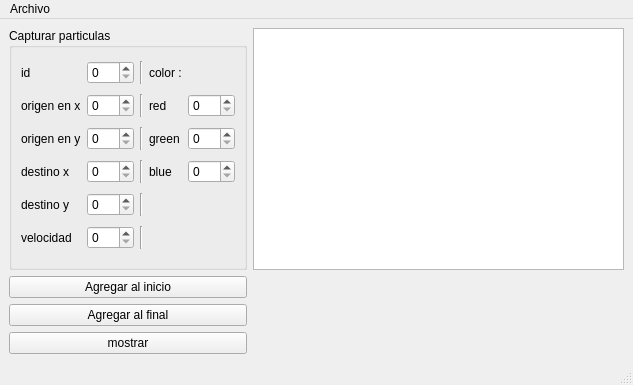
The window that mainwindow.ui (EduardoUDG/Py_aplicacionQt5Ubuntu) describes before a commit, drawn with Qt 5.
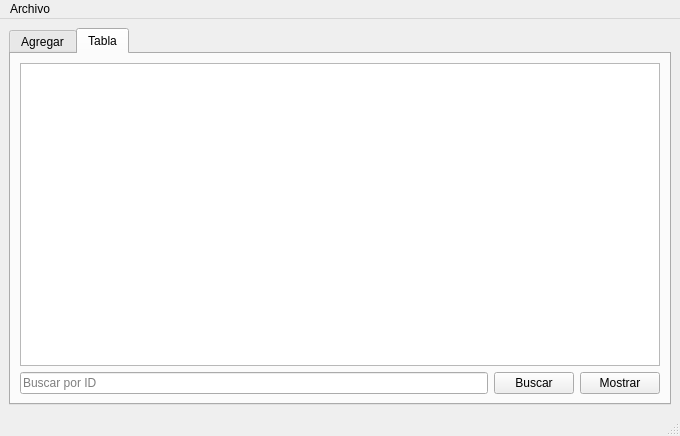
The same window after the commit.

Commit message: update Interfaz para la actividad

What changed in the file:
```diff
--- a/mainwindow.ui
+++ b/mainwindow.ui
@@ -6,30 +6,33 @@
    <rect>
     <x>0</x>
     <y>0</y>
-    <width>633</width>
-    <height>385</height>
+    <width>680</width>
+    <height>436</height>
    </rect>
   </property>
   <property name="windowTitle">
    <string>MainWindow</string>
   </property>
   <widget class="QWidget" name="centralwidget">
+   <layout class="QGridLayout" name="gridLayout_3">
+    <item row="0" column="0">
+     <widget class="QTabWidget" name="tabWidget">
+      <property name="currentIndex">
+       <number>1</number>
+      </property>
+      <widget class="QWidget" name="tab">
+       <attribute name="title">
+        <string>Agregar</string>
+       </attribute>
    <layout class="QGridLayout" name="gridLayout_2">
-    <item row="4" column="0">
-     <widget class="QPushButton" name="mostrar_pushButton">
-      <property name="text">
-       <string>mostrar</string>
-      </property>
-     </widget>
-    </item>
-    <item row="2" column="0">
+        <item row="1" column="0">
      <widget class="QPushButton" name="enviarInicio_pushButton">
       <property name="text">
        <string>Agregar al inicio</string>
       </property>
      </widget>
     </item>
-    <item row="1" column="0">
+        <item row="0" column="0">
      <widget class="QGroupBox" name="groupBox">
       <property name="title">
        <string>Capturar particulas</string>
@@ -213,10 +216,17 @@
       </layout>
      </widget>
     </item>
-    <item row="1" column="1">
+        <item row="3" column="0">
+         <widget class="QPushButton" name="mostrar_pushButton">
+          <property name="text">
+           <string>mostrar</string>
+          </property>
+         </widget>
+        </item>
+        <item row="0" column="1" rowspan="4">
      <widget class="QPlainTextEdit" name="salida_plainTextEdit"/>
     </item>
-    <item row="3" column="0">
+        <item row="2" column="0">
      <widget class="QPushButton" name="enviarFinal_pushButton">
       <property name="text">
        <string>Agregar al final</string>
@@ -225,12 +235,47 @@
     </item>
    </layout>
   </widget>
+      <widget class="QWidget" name="tab_2">
+       <attribute name="title">
+        <string>Tabla</string>
+       </attribute>
+       <layout class="QGridLayout" name="gridLayout_4">
+        <item row="1" column="2">
+         <widget class="QPushButton" name="mostrarTabla_pushButton">
+          <property name="text">
+           <string>Mostrar</string>
+          </property>
+         </widget>
+        </item>
+        <item row="0" column="0" colspan="3">
+         <widget class="QTableWidget" name="table"/>
+        </item>
+        <item row="1" column="0">
+         <widget class="QLineEdit" name="buscar_lineEdit">
+          <property name="placeholderText">
+           <string>Buscar por ID</string>
+          </property>
+         </widget>
+        </item>
+        <item row="1" column="1">
+         <widget class="QPushButton" name="buscar_pushButton">
+          <property name="text">
+           <string>Buscar</string>
+          </property>
+         </widget>
+        </item>
+       </layout>
+      </widget>
+     </widget>
+    </item>
+   </layout>
+  </widget>
   <widget class="QMenuBar" name="menubar">
    <property name="geometry">
     <rect>
      <x>0</x>
      <y>0</y>
-     <width>633</width>
+     <width>680</width>
      <height>22</height>
     </rect>
    </property>
```
Lines whose indentation alone changed are shown as unchanged. The commit also changes 5 other files.
